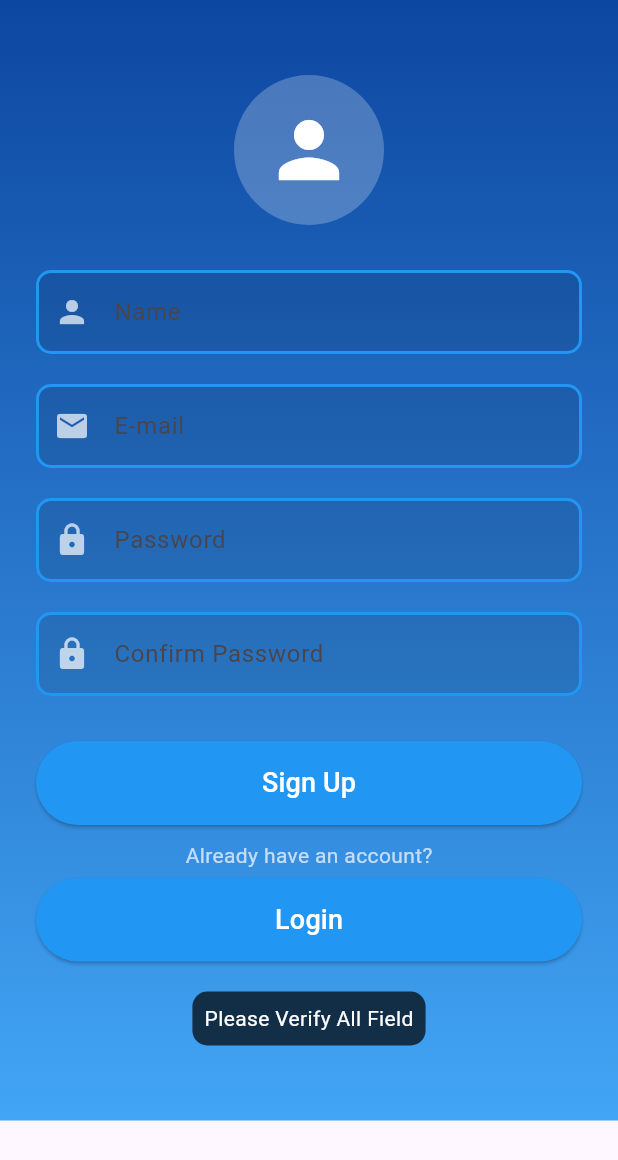
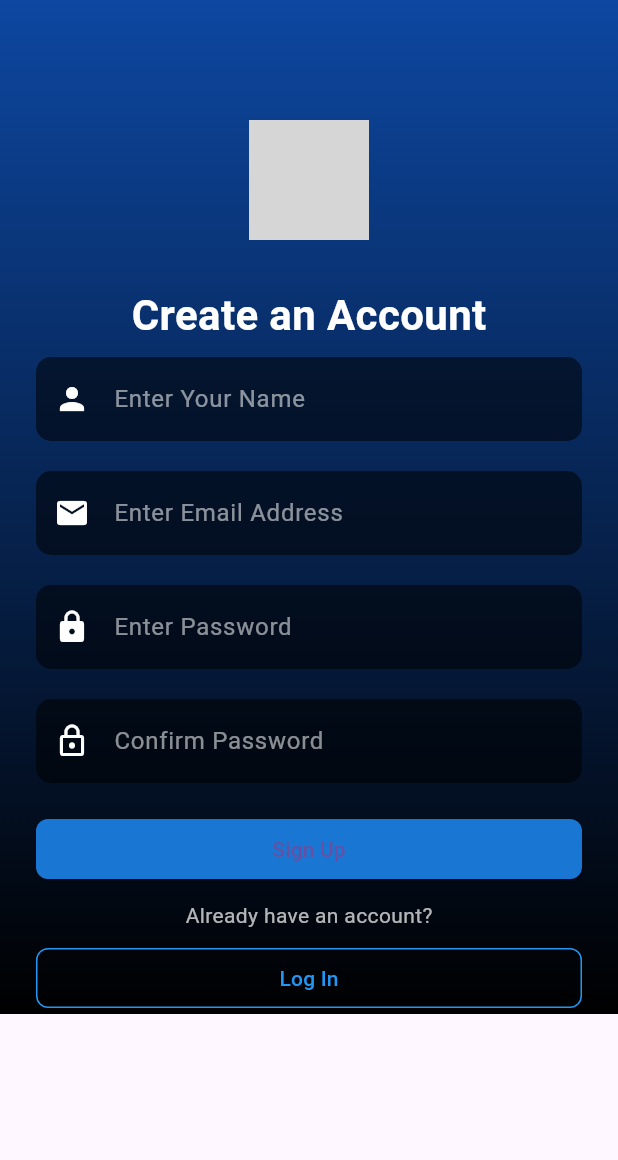
Before and after one commit to jerronjunior/A2T-frond-end-flutter, a Flutter app: the SignUpPage screen opened directly, on a phone screen of 412 x 824 dp. Shown: the top 1160 px of the screen. Run offline on Flutter 3.47's test engine with Material 3 defaults, Android fonts, the phone set to English and light mode, and no system bars; grey boxes are pictures that could not be loaded.

Commit message:
link signup and login pages

```diff
--- a/lib/sign_up.dart
+++ b/lib/sign_up.dart
@@ -1,131 +1,150 @@
 import 'package:flutter/material.dart';
-
+import 'log_in.dart'; // Import the login page
 
 class SignUpPage extends StatelessWidget {
-  final _formKey = GlobalKey<FormState>();
-
   @override
   Widget build(BuildContext context) {
     return Scaffold(
       body: Container(
-        width: double.infinity,
         decoration: BoxDecoration(
           gradient: LinearGradient(
-            colors: [Colors.blue.shade900, Colors.blue.shade400],
             begin: Alignment.topCenter,
             end: Alignment.bottomCenter,
+            colors: [Colors.blue.shade900, Colors.black],
           ),
         ),
-        padding: EdgeInsets.symmetric(horizontal: 24.0, vertical: 50.0),
+        padding: const EdgeInsets.symmetric(horizontal: 24.0),
         child: SingleChildScrollView(
-          child: Form(
-            key: _formKey,
           child: Column(
-              crossAxisAlignment: CrossAxisAlignment.center,
+            mainAxisAlignment: MainAxisAlignment.center,
             children: [
-                CircleAvatar(
-                  radius: 50,
-                  backgroundColor: Colors.white24,
-                  child: Icon(Icons.person, size: 60, color: Colors.white),
+              const SizedBox(height: 80.0), // Adjust for positioning
+              Image.asset(
+                'assets/signup_icon.png', // Replace with your image path
+                height: 80.0,
               ),
-                SizedBox(height: 30),
-                _buildTextField(
-                  label: 'Name',
+              const SizedBox(height: 30.0),
+              const Text(
+                'Create an Account',
+                style: TextStyle(
+                  color: Colors.white,
+                  fontSize: 28.0,
+                  fontWeight: FontWeight.bold,
+                ),
+              ),
+              SizedBox(height: 8.0),
+              // Name input field
+              TextField(
+                decoration: InputDecoration(
+                  prefixIcon: Icon(Icons.person, color: Colors.white),
                   hintText: 'Enter Your Name',
-                  icon: Icons.person,
+                  hintStyle: TextStyle(color: Colors.white54),
+                  filled: true,
+                  fillColor: Colors.black54,
+                  border: OutlineInputBorder(
+                    borderRadius: BorderRadius.circular(10.0),
+                    borderSide: BorderSide.none,
                   ),
-                SizedBox(height: 20),
-                _buildTextField(
-                  label: 'E-mail',
+                ),
+                style: TextStyle(color: Colors.white),
+              ),
+              SizedBox(height: 20.0),
+              // Email input field
+              TextField(
+                decoration: InputDecoration(
+                  prefixIcon: Icon(Icons.email, color: Colors.white),
                   hintText: 'Enter Email Address',
-                  icon: Icons.email,
+                  hintStyle: TextStyle(color: Colors.white54),
+                  filled: true,
+                  fillColor: Colors.black54,
+                  border: OutlineInputBorder(
+                    borderRadius: BorderRadius.circular(10.0),
+                    borderSide: BorderSide.none,
                   ),
-                SizedBox(height: 20),
-                _buildTextField(
-                  label: 'Password',
+                ),
+                style: TextStyle(color: Colors.white),
+              ),
+              SizedBox(height: 20.0),
+              // Password input field
+              TextField(
+                obscureText: true,
+                decoration: InputDecoration(
+                  prefixIcon: Icon(Icons.lock, color: Colors.white),
                   hintText: 'Enter Password',
-                  icon: Icons.lock,
+                  hintStyle: TextStyle(color: Colors.white54),
+                  filled: true,
+                  fillColor: Colors.black54,
+                  border: OutlineInputBorder(
+                    borderRadius: BorderRadius.circular(10.0),
+                    borderSide: BorderSide.none,
+                  ),
+                ),
+                style: TextStyle(color: Colors.white),
+              ),
+              SizedBox(height: 20.0),
+              // Confirm Password input field
+              TextField(
                 obscureText: true,
+                decoration: InputDecoration(
+                  prefixIcon: Icon(Icons.lock_outline, color: Colors.white),
+                  hintText: 'Confirm Password',
+                  hintStyle: TextStyle(color: Colors.white54),
+                  filled: true,
+                  fillColor: Colors.black54,
+                  border: OutlineInputBorder(
+                    borderRadius: BorderRadius.circular(10.0),
+                    borderSide: BorderSide.none,
                   ),
-                SizedBox(height: 20),
-                _buildTextField(
-                  label: 'Confirm Password',
-                  hintText: 'Enter Password',
-                  icon: Icons.lock,
-                  obscureText: true,
                 ),
-                SizedBox(height: 30),
-                _buildButton(context, 'Sign Up', Colors.blue),
-                SizedBox(height: 10),
+                style: TextStyle(color: Colors.white),
+              ),
+              SizedBox(height: 20.0),
+              // Sign Up button
+              SizedBox(
+                width: double.infinity,
+                child: ElevatedButton(
+                  onPressed: () {
+                    // Handle sign-up logic
+                  },
+                  child: Text('Sign Up'),
+                  style: ElevatedButton.styleFrom(
+                    backgroundColor: Colors.blue.shade700,
+                    shape: RoundedRectangleBorder(
+                      borderRadius: BorderRadius.circular(8.0),
+                    ),
+                  ),
+                ),
+              ),
+              SizedBox(height: 10.0),
+              // Login button for navigation
               Text(
-                  'Already have an account?',
+                "Already have an account?",
                 style: TextStyle(color: Colors.white70),
               ),
-                SizedBox(height: 5),
-                _buildButton(context, 'Login', Colors.blue),
-                SizedBox(height: 20),
-                Container(
-                  padding: EdgeInsets.all(8.0),
-                  decoration: BoxDecoration(
-                    color: Colors.black.withOpacity(0.7),
-                    borderRadius: BorderRadius.circular(10),
+              SizedBox(height: 8.0),
+              SizedBox(
+                width: double.infinity,
+                child: OutlinedButton(
+                  onPressed: () {
+                    // Navigate back to the LoginPage
+                    Navigator.pushReplacement(
+                      context,
+                      MaterialPageRoute(builder: (context) => LoginPage()),
+                    );
+                  },
+                  child: Text('Log In'),
+                  style: OutlinedButton.styleFrom(
+                    foregroundColor: Colors.blue, side: BorderSide(color: Colors.blue),
+                    shape: RoundedRectangleBorder(
+                      borderRadius: BorderRadius.circular(8.0),
                     ),
-                  child: Text(
-                    'Please Verify All Field',
-                    style: TextStyle(color: Colors.white),
+                  ),
                 ),
               ),
             ],
           ),
         ),
       ),
-      ),
-    );
-  }
-
-  Widget _buildTextField({
-    required String label,
-    required String hintText,
-    required IconData icon,
-    bool obscureText = false,
-  }) {
-    return TextFormField(
-      decoration: InputDecoration(
-        labelText: label,
-        hintText: hintText,
-        prefixIcon: Icon(icon, color: Colors.white70),
-        filled: true,
-        fillColor: Colors.black.withOpacity(0.1),
-        border: OutlineInputBorder(
-          borderRadius: BorderRadius.circular(10),
-          borderSide: BorderSide(color: Colors.blue, width: 2),
-        ),
-        enabledBorder: OutlineInputBorder(
-          borderRadius: BorderRadius.circular(10),
-          borderSide: BorderSide(color: Colors.blue, width: 2),
-        ),
-      ),
-      obscureText: obscureText,
-      style: TextStyle(color: Colors.white),
-    );
-  }
-
-  Widget _buildButton(BuildContext context, String text, Color color) {
-    return SizedBox(
-      width: double.infinity,
-      child: ElevatedButton(
-        onPressed: () {
-          // Add your onPressed logic here
-        },
-        style: ElevatedButton.styleFrom(
-          backgroundColor: color,
-          padding: EdgeInsets.symmetric(vertical: 15.0),
-        ),
-        child: Text(
-          text,
-          style: TextStyle(color: Colors.white, fontSize: 18),
-        ),
-      ),
     );
   }
 }
```
Lines whose indentation alone changed are shown as unchanged.
